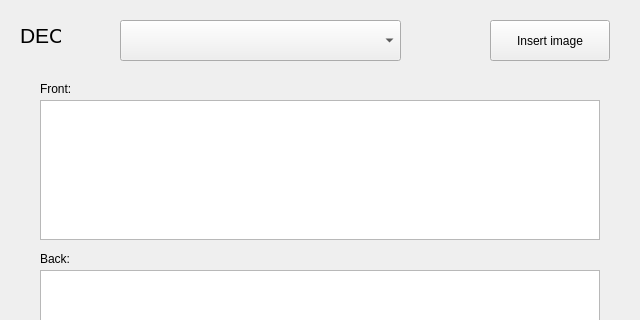
This is flashcardcreator.ui in tzcl/qtSRFRS as Qt 5 draws it before an edit; both pictures show x 0 to 640 and y 0 to 320 of the 640 by 480 pixel window. The edited form follows.
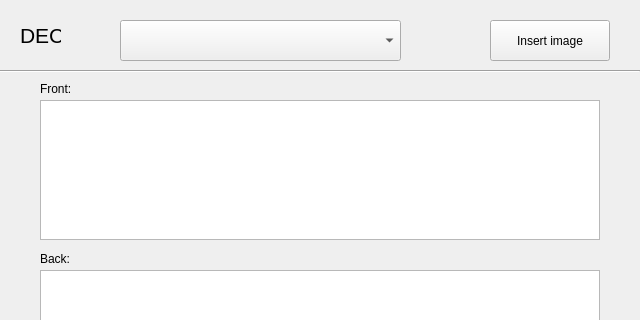
This is the edited form.

```diff
--- a/flashcardcreator.ui
+++ b/flashcardcreator.ui
@@ -125,6 +125,19 @@
     </rect>
    </property>
   </widget>
+  <widget class="Line" name="line">
+   <property name="geometry">
+    <rect>
+     <x>0</x>
+     <y>70</y>
+     <width>640</width>
+     <height>3</height>
+    </rect>
+   </property>
+   <property name="orientation">
+    <enum>Qt::Horizontal</enum>
+   </property>
+  </widget>
  </widget>
  <tabstops>
   <tabstop>cb_decks</tabstop>
```
Left out of the diff: 2 changed lines with no effect on the pictures.
